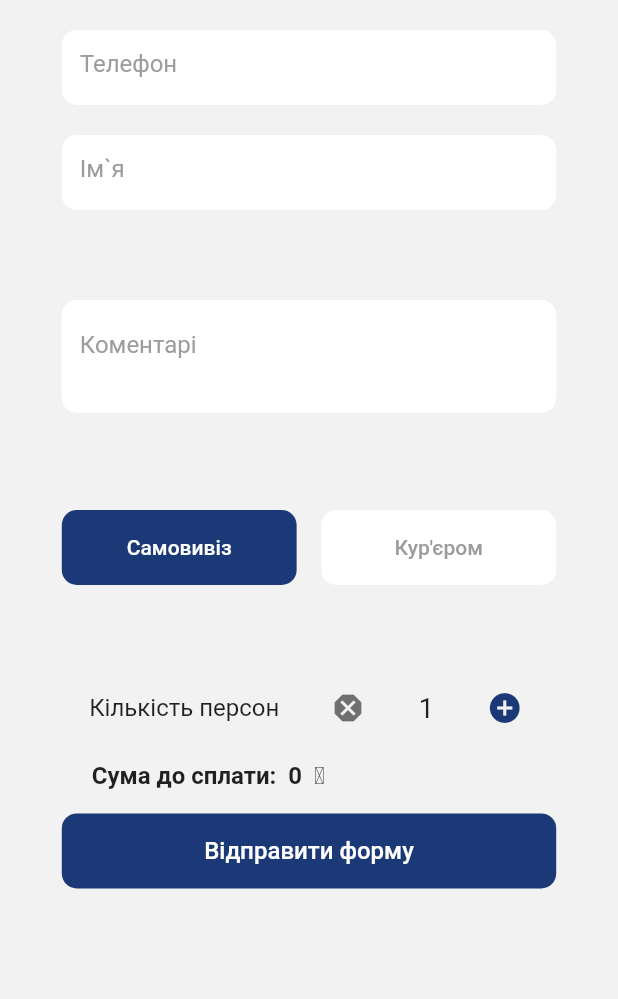
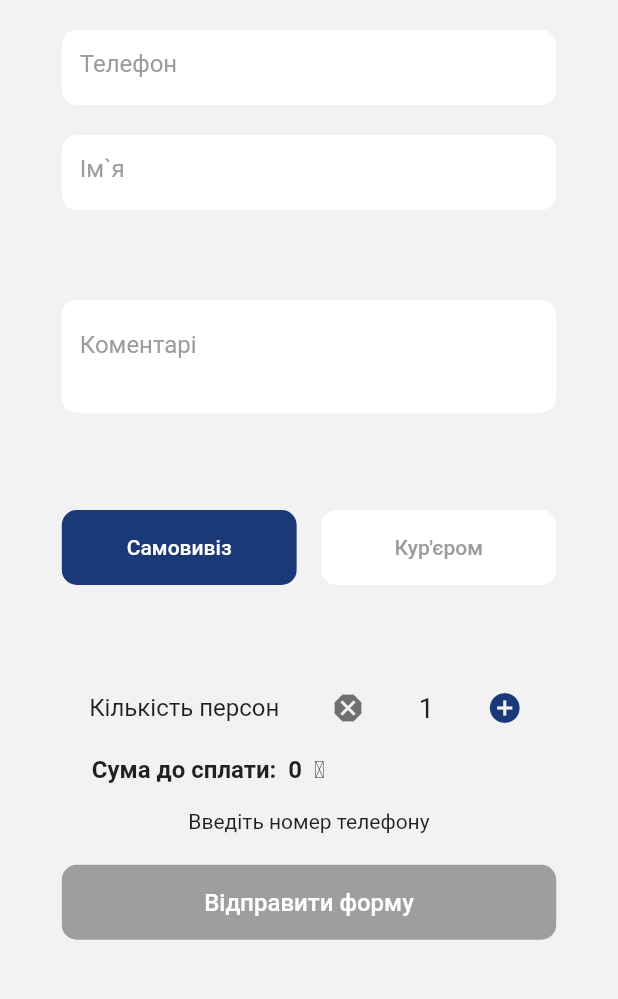
Before and after one commit to Ondres/Flutter-Sushi-Market-Web-App, a Flutter app: the screen it shows after launch, in the side drawer, after a tap on "Перейти до замовлення", on a phone screen of 412 x 824 dp, the part 150-1149 px from its top. Run offline on Flutter 3.47's test engine with Material 2 defaults, Android fonts, the phone set to English and light mode, and no system bars; our stand-ins replace carousel_slider, dropdown_button2; missing offline and left inert: dart:html, hovering, teledart.

Commit message:
making adress/phone required

```diff
--- a/lib/menu/menu_lists.dart
+++ b/lib/menu/menu_lists.dart
@@ -7,10 +7,9 @@ Map<Product, int> counters = {};
 List<Product> basket = [
 ];
 
-String? currentValue =  "Набори*assets/SushiPhiladelphia.png";
+String? currentValue =  "Фірмові роли*assets/SignatureSushi.png";
 
 final List<String> menu_items = [
-  "Набори*assets/SushiPhiladelphia.png",
   "Фірмові роли*assets/SignatureSushi.png",
   "Великі роли*assets/ClassicSushi.png",
   "Роли в норі*assets/SushiMaki.png",
@@ -19,6 +18,8 @@ final List<String> menu_items = [
   "Новинки*assets/SushiPhiladelphia.png",
   "Філадельфія*assets/ClassicSushi.png",
   "Класичні*assets/SignatureSushi.png",
+  "Набори*assets/SushiPhiladelphia.png",
+
 ];
 
 List<String> chapters = [
@@ -273,11 +274,12 @@ List<Product> others = [
     price: '300₴',
   ),
   Product(
-    image: 'assets/Vegan.jpg',
-    weight: '180 г',
-    description: 'Огірок, Салат чука, Листя салату, Авокадо',
-    name: 'Вегана',
-    price: '180₴',
+    image: 'assets/Fyudzhi.jpg',
+    weight: '275 г',
+    description:
+    'Огірок, Вугор, Масаго, Вершковий сир, Соус унагі, Томго, Кунжут',
+    name: 'Фьюджи',
+    price: '250₴',
   ),
   Product(
     image: 'assets/CHorna mamba.jpg',
@@ -386,14 +388,12 @@ List<Product> maki = [
     price: '200₴',
   ),
   Product(
-    image: 'assets/Fyudzhi.jpg',
-    weight: '275 г',
-    description:
-    'Огірок, Вугор, Масаго, Вершковий сир, Соус унагі, Томго, Кунжут',
-    name: 'Фьюджи',
-    price: '250₴',
+    image: 'assets/Vegan.jpg',
+    weight: '180 г',
+    description: 'Огірок, Салат чука, Листя салату, Авокадо',
+    name: 'Веган',
+    price: '180₴',
   ),
-
 ];
 
 
--- a/lib/screens/phoneScreens/main_page_phone.dart
+++ b/lib/screens/phoneScreens/main_page_phone.dart
@@ -92,7 +92,7 @@ class _MainPagePhoneState extends State<MainPagePhone> {
             Container(
               alignment: Alignment.centerLeft,
               margin: EdgeInsets.fromLTRB(30, 50, 30, 50),
-              child: Text("Набори",
+              child: Text("Фірмові",
                   style: TextStyle(
                       fontSize: 35,
                       color: Color.fromRGBO(27, 57, 119, 1),
@@ -101,7 +101,7 @@ class _MainPagePhoneState extends State<MainPagePhone> {
             SushiListPhone(
               changeBasketDel: BasketChangedDel,
               changeBasket: BasketChangedAdd,
-              sushiList: sets,
+              sushiList: firmovi,
             ),
           ],
         );
@@ -545,7 +545,7 @@ class _BottomContactsState extends State<BottomContacts> {
                                       size: 20,
                                     ),
                                     Text(
-                                      " +38 (050) 20 500 55",
+                                      " +38 (093) 205 0055",
                                       style: TextStyle(fontSize: 16),
                                     ),
                                   ],
--- a/lib/screens/phoneScreens/order_page_phone.dart
+++ b/lib/screens/phoneScreens/order_page_phone.dart
@@ -18,12 +18,13 @@ final TextEditingController streetController = TextEditingController();
 final TextEditingController houseController = TextEditingController();
 final TextEditingController apartmentController = TextEditingController();
 var sauces = 1;
+bool C = true;
 bool cash = true;
 bool courier = true;
-String? selectedValue = "м.Дніпро, Панікахи, 17";
+String? selectedValue = "Святослава Хороброго, 24";
 
 final List<String> items = [
-  'м.Дніпро, Панікахи, 17',
+  'Святослава Хороброго, 24',
   'м.Дніпро, Роторна, 23',
   'м.Дніпро, Чкалова, 24',
 ];
@@ -49,7 +50,7 @@ class _OrderPagePhoneState extends State<OrderPagePhone> {
   Widget build(BuildContext context) {
     return Container(
       margin: EdgeInsets.only(bottom: 20),
-      height: !basket.isEmpty ? 880 : 680,
+      height: !basket.isEmpty ? 910 : 680,
       width: MediaQuery.of(context).size.width,
       child: Column(
         mainAxisAlignment: MainAxisAlignment.start,
@@ -72,6 +73,11 @@ class _OrderPagePhoneState extends State<OrderPagePhone> {
                           margin: EdgeInsets.only(bottom: 20),
                           child: TextField(
                             controller: phoneController,
+                            onChanged: (value) {
+                              setState(() {
+                                C = !C;
+                              });
+                            },
                             decoration: InputDecoration(
                               hintText: 'Телефон',
                               hintStyle: TextStyle(
@@ -239,7 +245,6 @@ class _OrderPagePhoneState extends State<OrderPagePhone> {
                           ],
                         ),
                       ),
-
                       !courier
                           ? Container(
                               width: MediaQuery.of(context).size.width * 0.8,
@@ -247,6 +252,11 @@ class _OrderPagePhoneState extends State<OrderPagePhone> {
                               margin: EdgeInsets.fromLTRB(0, 20, 0, 20),
                               child: TextField(
                                 controller: streetController,
+                                onChanged: (value) {
+                                  setState(() {
+                                    C = !C;
+                                  });
+                                },
                                 decoration: InputDecoration(
                                   hintText: 'Адреса',
                                   hintStyle: TextStyle(
@@ -396,7 +406,7 @@ class _OrderPagePhoneState extends State<OrderPagePhone> {
             ),
           ),
           Container(
-            height: 120,
+            height: 150,
             child: Column(
               mainAxisAlignment: MainAxisAlignment.spaceAround,
               children: [
@@ -426,12 +436,26 @@ class _OrderPagePhoneState extends State<OrderPagePhone> {
                         ),
                       ],
                     )),
+                Container(
+                  height: 20,
+                  margin: EdgeInsets.all(10),
+                  child: Text((streetController.text.isEmpty || phoneController.text.isEmpty)&&
+                          !courier
+                      ? "Введіть номер телефона та адресу"
+                      : phoneController.text.isEmpty && courier
+                          ? "Введіть номер телефону"
+                          : ""),
+                ),
                 TextButton(
                   style: ButtonStyle(
                     padding:
                         MaterialStateProperty.all<EdgeInsets>(EdgeInsets.zero),
                   ),
                   onPressed: () async {
+                    if ((!streetController.text.isEmpty &&
+                            !courier &&
+                            !phoneController.text.isEmpty) ||
+                        (!phoneController.text.isEmpty && courier)) {
                       await _startBot();
                       showDialog(
                         context: context,
@@ -439,6 +463,7 @@ class _OrderPagePhoneState extends State<OrderPagePhone> {
                           return CustomAlertDialog(); // Вызов нашего алерт-диалога
                         },
                       );
+                    }
                   },
                   child: Container(
                     alignment: Alignment.center,
@@ -451,7 +476,12 @@ class _OrderPagePhoneState extends State<OrderPagePhone> {
                     ),
                     decoration: BoxDecoration(
                       borderRadius: BorderRadius.all(Radius.circular((10))),
-                      color: Color.fromRGBO(27, 57, 119, 1),
+                      color: (!streetController.text.isEmpty &&
+                                  !courier &&
+                                  !phoneController.text.isEmpty) ||
+                              (!phoneController.text.isEmpty && courier)
+                          ? Color.fromRGBO(27, 57, 119, 1)
+                          : Colors.grey,
                     ),
                   ),
                 ),
```
Also changed, not shown: lib/screens/main_page.dart (+10 -5 lines), lib/screens/order_page.dart (+47 -19 lines). Lines whose indentation alone changed are shown as unchanged.
